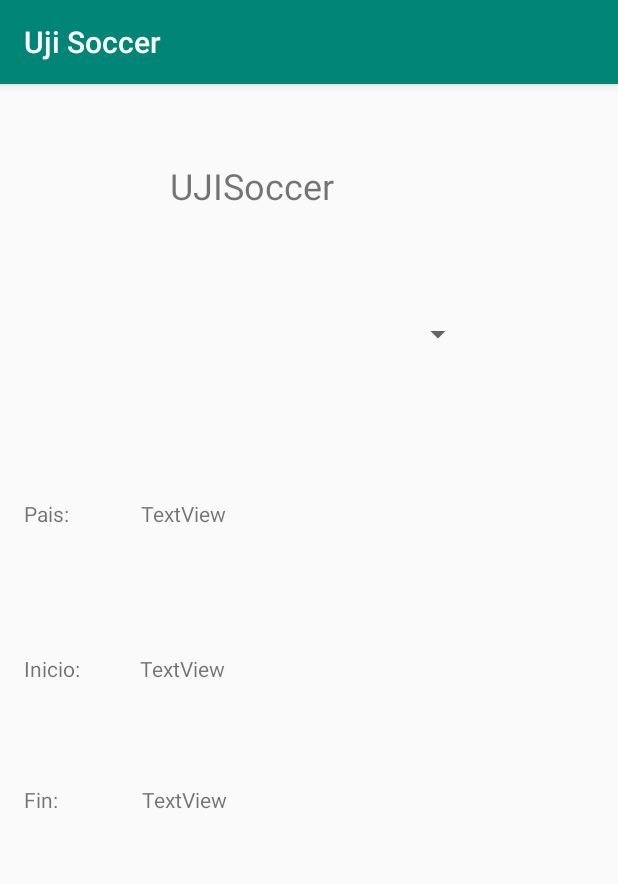
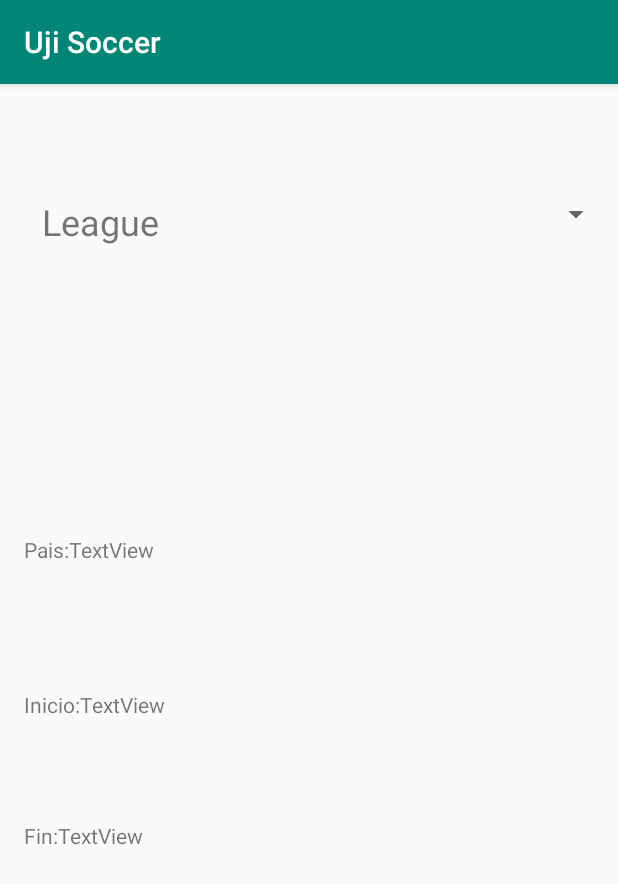
Before and after one commit to al375729/Uji-Soccer, an Android app: the screen it shows after launch (MainActivity), on a phone screen of 412 x 824 dp. Shown: the top 884 px of the screen. Run offline under Robolectric (Android 15) with nearby library versions, the phone set to English and light mode, and no system bars; our stand-ins replace Room's generated code, Volley; network calls fail; 4 statements that could not run were skipped.

Commit message:
I couldnt make a build for some strange xml errors so I downloande the last version and pasted the new Scripts

```diff
--- a/app/src/main/res/layout/activity_main.xml
+++ b/app/src/main/res/layout/activity_main.xml
@@ -10,21 +10,21 @@
         android:id="@+id/textView4"
         android:layout_width="151dp"
         android:layout_height="41dp"
-        android:text="UJISoccer"
+        android:text="League"
         android:textSize="24sp"
         app:layout_constraintBottom_toBottomOf="parent"
-        app:layout_constraintHorizontal_bias="0.434"
+        app:layout_constraintHorizontal_bias="0.107"
         app:layout_constraintLeft_toLeftOf="parent"
         app:layout_constraintRight_toRightOf="parent"
         app:layout_constraintTop_toTopOf="parent"
-        app:layout_constraintVertical_bias="0.071" />
+        app:layout_constraintVertical_bias="0.104" />
 
     <Spinner
         android:id="@+id/spinner"
         android:layout_width="238dp"
         android:layout_height="29dp"
-        android:layout_marginTop="152dp"
-        android:layout_marginEnd="96dp"
+        android:layout_marginTop="72dp"
+        android:layout_marginEnd="4dp"
         app:layout_constraintEnd_toEndOf="parent"
         app:layout_constraintTop_toTopOf="parent" />
 
@@ -42,34 +42,31 @@
         android:id="@+id/inicio"
         android:layout_width="wrap_content"
         android:layout_height="wrap_content"
-        android:layout_marginStart="40dp"
         android:layout_marginTop="84dp"
         android:text="TextView"
         app:layout_constraintStart_toEndOf="@+id/textView2"
         app:layout_constraintTop_toBottomOf="@+id/pais" />
 
     <TextView
-        android:id="@+id/fin"
+        android:id="@+id/textView7"
         android:layout_width="wrap_content"
         android:layout_height="wrap_content"
-        android:layout_marginStart="56dp"
         android:layout_marginTop="68dp"
         android:text="TextView"
-        app:layout_constraintStart_toEndOf="@+id/fina"
+        app:layout_constraintStart_toEndOf="@+id/fin"
         app:layout_constraintTop_toBottomOf="@+id/inicio" />
 
     <TextView
         android:id="@+id/pais"
         android:layout_width="wrap_content"
         android:layout_height="wrap_content"
-        android:layout_marginStart="48dp"
         android:layout_marginTop="184dp"
         android:text="TextView"
         app:layout_constraintStart_toEndOf="@+id/textView"
         app:layout_constraintTop_toBottomOf="@+id/textView4" />
 
     <TextView
-        android:id="@+id/fina"
+        android:id="@+id/fin"
         android:layout_width="wrap_content"
         android:layout_height="wrap_content"
         android:layout_marginStart="16dp"
```
